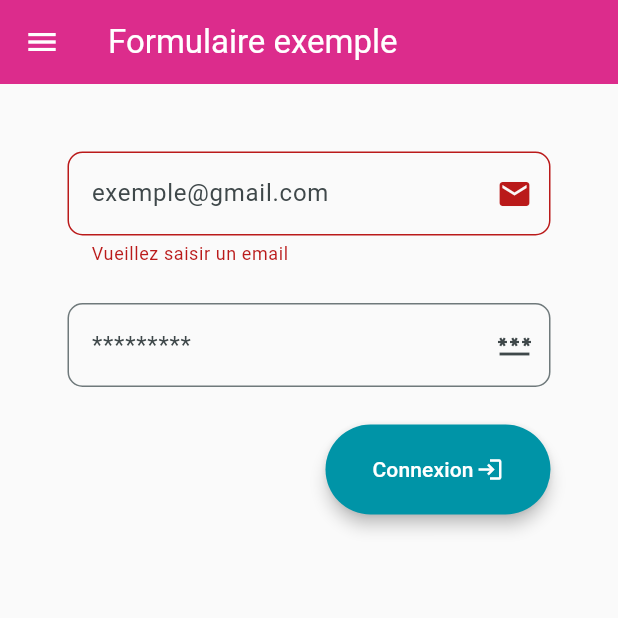
After one commit to lmtlibass/tp-flutter-friends-app, a Flutter app: the FormScreen screen opened by its route, after a tap on "Connexion", on a phone screen of 412 x 824 dp, the top half of it. The commit adds this screen. Run offline on Flutter 3.47's test engine with Material 3 defaults, Android fonts, the phone set to English and light mode, and no system bars.

Commit message:
add form

```diff
--- a/lib/main.dart
+++ b/lib/main.dart
@@ -4,6 +4,7 @@ import 'package:myfriends/screens/best_friend_screen.dart';
 import 'package:myfriends/screens/compteur_screen.dart';
 import 'package:myfriends/screens/container_screen.dart';
 import 'package:myfriends/screens/details_ami_screen.dart';
+import 'package:myfriends/screens/formulaire.dart';
 import 'package:myfriends/screens/like_screen.dart';
 import 'package:myfriends/screens/liste_amis_screen.dart';
 import 'package:myfriends/screens/pass.dart';
@@ -48,7 +49,8 @@ class MyApp extends StatelessWidget {
         '/compteur': (context) => CompteurScreen(),
         '/like': (context) => LikeScreen(),
         '/pass': (context) => PassScreen(),
-        '/container': (context) => ContainerScreen()
+        '/container': (context) => ContainerScreen(),
+        '/formulaire': (context) => FormScreen(),
       },
       home: HomePage(),
     );
--- /dev/null
+++ b/lib/screens/formulaire.dart
@@ -0,0 +1,88 @@
+import 'package:flutter/material.dart';
+import 'package:myfriends/main.dart';
+import 'package:myfriends/widgets/drawer.dart';
+
+class FormScreen extends StatefulWidget {
+  const FormScreen({super.key});
+
+  @override
+  State<FormScreen> createState() => _FormScreenState();
+}
+
+class _FormScreenState extends State<FormScreen> {
+  final _formKey = GlobalKey<FormState>();
+
+  @override
+  Widget build(BuildContext context) {
+    return Scaffold(
+      appBar: AppBar(title: Text('Formulaire exemple')),
+
+      drawer: LeftDrawer(),
+
+      body: Center(
+        child: Form(
+          key: _formKey,
+          child: Padding(
+            padding: EdgeInsets.all(45),
+            child: Column(
+              crossAxisAlignment: CrossAxisAlignment.end,
+              children: [
+                TextFormField(
+                  keyboardType: TextInputType.emailAddress,
+                  decoration: InputDecoration(
+                    hintText: "exemple@gmail.com",
+                    suffixIcon: Icon(Icons.email),
+                    border: OutlineInputBorder(
+                      borderRadius: BorderRadius.circular(10.0),
+                    ),
+                  ),
+
+                  validator: (value) {
+                    if (value == null || value.isEmpty) {
+                      return "Vueillez saisir un email";
+                    }
+                    return null;
+                  },
+                ),
+                SizedBox(height: 25),
+
+                TextFormField(
+                  obscureText: true,
+                  decoration: InputDecoration(
+                    hintText: "*********",
+                    suffixIcon: Icon(Icons.password),
+                    border: OutlineInputBorder(
+                      borderRadius: BorderRadius.circular(10.0),
+                    ),
+                  ),
+                ),
+
+                SizedBox(height: 25),
+
+                SizedBox(
+                  width: 150,
+                  child: ElevatedButton(
+                    style: ElevatedButton.styleFrom(
+                      elevation: 4.2,
+                      backgroundColor: AppColors.teal,
+                      foregroundColor: Colors.white,
+                      minimumSize: Size(100, 60),
+                    ),
+                    onPressed: () {
+                      if (_formKey.currentState!.validate()) print('ok');
+                    },
+                    child: Row(
+                      mainAxisAlignment: MainAxisAlignment.center,
+                      spacing: 2.0,
+                      children: [Text('Connexion'), Icon(Icons.login)],
+                    ),
+                  ),
+                ),
+              ],
+            ),
+          ),
+        ),
+      ),
+    );
+  }
+}
--- a/lib/widgets/drawer.dart
+++ b/lib/widgets/drawer.dart
@@ -65,6 +65,13 @@ class LeftDrawer extends StatelessWidget {
               Navigator.pushNamed(context, '/container');
             },
           ),
+           ListTile(
+            leading: Icon(Icons.add, color: AppColors.pink),
+            title: Text('formulaire', style: TextStyle(color: AppColors.dark)),
+            onTap: () {
+              Navigator.pushNamed(context, '/formulaire');
+            },
+          ),
 
         ],
       ),
```
